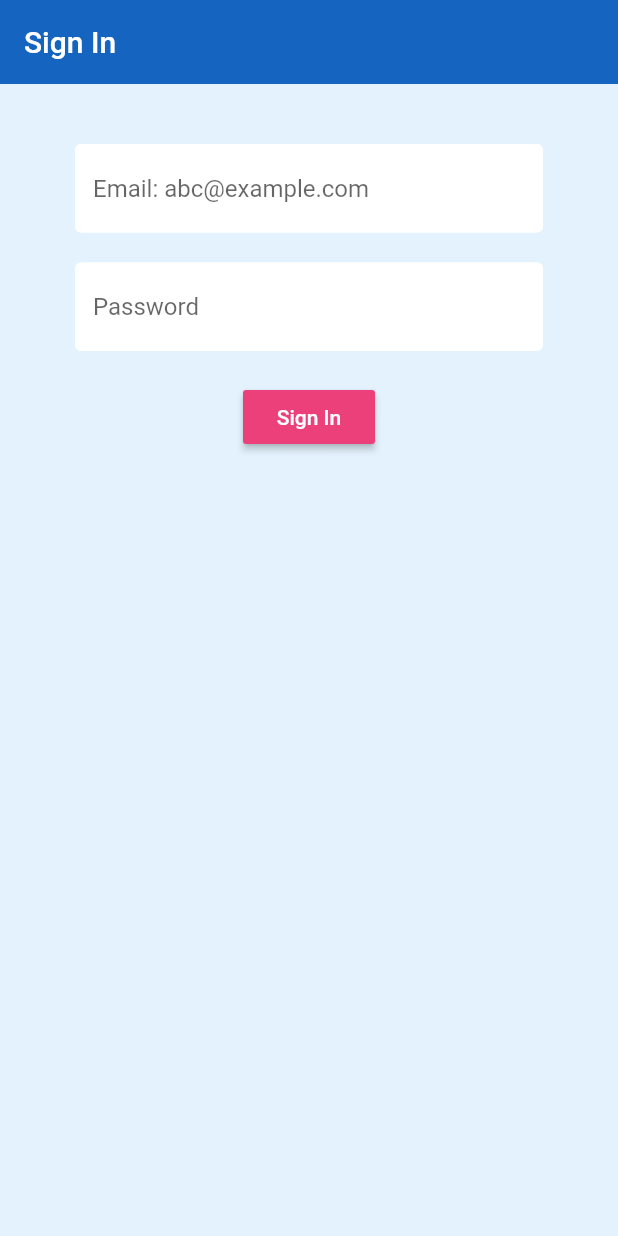
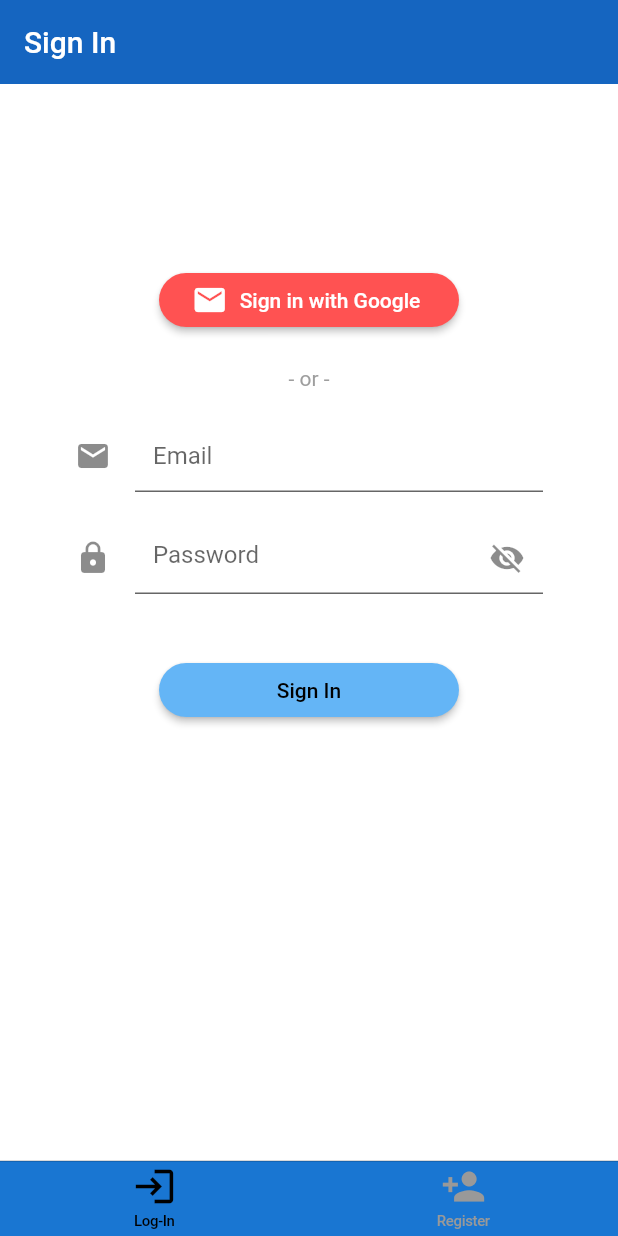
Before and after one commit to ashokaparna/PlasticTracker-Android, a Flutter app: the screen it shows after launch, on a phone screen of 412 x 824 dp. Run offline on Flutter 3.47's test engine with Material 2 defaults, Android fonts, the phone set to English and light mode, and no system bars; our stand-ins replace firebase_auth, firebase_core, font_awesome_flutter; missing offline and left inert: dart:ffi; accounts and stored records are empty.

Commit message:
adding flutter login

```diff
--- a/lib/screens/authenticate/authenticate.dart
+++ b/lib/screens/authenticate/authenticate.dart
@@ -1,6 +1,8 @@
 import 'package:flutter/material.dart';
 import 'package:plastic_tracker/screens/authenticate/register.dart';
 import 'package:plastic_tracker/screens/authenticate/sign_in.dart';
+import 'package:flutter/cupertino.dart';
+import 'package:font_awesome_flutter/font_awesome_flutter.dart';
 
 class Authenticate extends StatefulWidget {
   @override
@@ -8,10 +10,34 @@ class Authenticate extends StatefulWidget {
 }
 
 class _AuthenticateState extends State<Authenticate> {
+  int index = 0;
+
+  List<Widget> _widgetOptionOnTap = <Widget>[SignIn(), Register()];
+
   @override
   Widget build(BuildContext context) {
-    return Container(
-      child: SignIn(),
+    return Scaffold(
+      resizeToAvoidBottomPadding: false,
+      body: _widgetOptionOnTap.elementAt(index),
+      bottomNavigationBar: CupertinoTabBar(
+        backgroundColor: Colors.blue[700],
+        currentIndex: index,
+        onTap: (index) {
+          setState(() {
+            this.index = index;
+          });
+        },
+        activeColor: Colors.black,
+        items: [
+          BottomNavigationBarItem(
+              label: "Log-In",
+              icon: Icon(
+                Icons.login,
+              )),
+          BottomNavigationBarItem(
+              label: "Register", icon: Icon(Icons.person_add)),
+        ],
+      ),
     );
   }
 }
--- a/lib/screens/authenticate/sign_in.dart
+++ b/lib/screens/authenticate/sign_in.dart
@@ -1,7 +1,7 @@
+import 'package:firebase_auth/firebase_auth.dart';
 import 'package:flutter/material.dart';
+import 'package:flutter/services.dart';
 import 'package:plastic_tracker/screens/authenticate/auth.dart';
-import 'package:plastic_tracker/screens/authenticate/register.dart';
-import 'package:plastic_tracker/shared/constants.dart';
 
 class SignIn extends StatefulWidget {
   @override
@@ -12,6 +12,7 @@ class _SignInState extends State<SignIn> {
   final AuthService _auth = AuthService();
   final _formKey = GlobalKey<FormState>();
 
+  bool _obscureText = true;
   String email = '';
   String password = '';
   String error = '';
@@ -19,7 +20,8 @@ class _SignInState extends State<SignIn> {
   @override
   Widget build(BuildContext context) {
     return Scaffold(
-      backgroundColor: Colors.blue[50],
+      resizeToAvoidBottomPadding: false,
+      backgroundColor: Colors.white,
       appBar: AppBar(
         backgroundColor: Colors.blue[800],
         elevation: 0.0,
@@ -31,61 +33,128 @@ class _SignInState extends State<SignIn> {
             key: _formKey,
             child: Column(
               children: <Widget>[
+                _displayGoogleLoginButton(),
                 SizedBox(
                   height: 20.0,
                 ),
-                TextFormField(
-                  decoration: textInputDecoration.copyWith(
-                      hintText: 'Email: abc@example.com'),
-                  validator: (val) => val.isEmpty ? 'Enter an email id' : null,
+                Text(
+                  ' - or - ',
+                  style: TextStyle(color: Colors.grey),
+                ),
+                _displayEmailInput(),
+                _displayPasswordInput(),
+                _displaySignInButton(),
+                Text(error,
+                    textAlign: TextAlign.center,
+                    style: TextStyle(color: Colors.red, fontSize: 14.0)),
+              ],
+            ),
+          )),
+    );
+  }
+
+  _displayEmailInput() {
+    return Padding(
+      padding: EdgeInsets.only(top: 20),
+      child: TextFormField(
+        decoration: InputDecoration(
+            fillColor: Colors.white,
+            filled: true,
+            hintText: 'Email',
+            icon: Icon(Icons.email)),
+        validator: (val) =>
+            val.isEmpty || !val.contains('@') ? 'Enter a valid email id' : null,
         onChanged: (val) {
           setState(() {
-                      email = val;
+            email = val.trim();
           });
         },
       ),
-                SizedBox(
-                  height: 20.0,
+    );
+  }
+
+  _displayPasswordInput() {
+    return Padding(
+      padding: EdgeInsets.only(top: 20),
+      child: TextFormField(
+        decoration: InputDecoration(
+          icon: Icon(Icons.lock),
+          hintText: 'Password',
+          suffixIcon: GestureDetector(
+            onTap: () {
+              setState(() {
+                _obscureText = !_obscureText;
+              });
+            },
+            child: Icon(_obscureText ? Icons.visibility_off : Icons.visibility),
           ),
-                TextFormField(
-                  decoration:
-                      textInputDecoration.copyWith(hintText: 'Password'),
+          fillColor: Colors.white,
+          filled: true,
+        ),
         validator: (val) =>
             val.length < 6 ? 'Enter a password 6+ chars long' : null,
-                  obscureText: true,
+        obscureText: _obscureText,
         onChanged: (val) {
           setState(() {
             password = val;
           });
         },
       ),
-                SizedBox(
-                  height: 20.0,
-                ),
-                RaisedButton(
-                  color: Colors.pink[400],
-                  child: Text('Sign In', style: TextStyle(color: Colors.white)),
+    );
+  }
+
+  _displaySignInButton() {
+    return Padding(
+      padding: EdgeInsets.only(top: 40),
+      child: ButtonTheme(
+        minWidth: 200,
+        child: RaisedButton(
+            shape: RoundedRectangleBorder(
+                borderRadius: BorderRadius.circular(30.0)),
+            highlightElevation: 0.0,
+            color: Colors.blue[300],
+            child: Text('Sign In', style: TextStyle(color: Colors.black)),
             onPressed: () async {
               if (_formKey.currentState.validate()) {
-                      dynamic result = await _auth.signInWithEmailAndPassword(
-                          email, password);
-                      if (result == null) {
+                dynamic result =
+                    await _auth.signInWithEmailAndPassword(email, password);
+                String tempError = '';
+                if (result.runtimeType == FirebaseAuthException) {
+                  if (result.code == 'user-not-found') {
+                    tempError = 'User id does not exist';
+                  } else if (result.code == 'wrong-password') {
+                    tempError = "wrong password provided for user";
+                  } else {
+                    tempError = "unknown error";
+                  }
                   setState(() {
-                          error =
-                              'Invalid email id and password. Create a user account';
+                    error = tempError;
                   });
                 }
               }
+            }),
+      ),
+    );
+  }
+
+  _displayGoogleLoginButton() {
+    return Padding(
+      padding: EdgeInsets.only(top: 100),
+      child: ButtonTheme(
+        minWidth: 200.0,
+        child: RaisedButton.icon(
+          shape: RoundedRectangleBorder(
+            borderRadius: BorderRadius.circular(30.0),
+          ),
+          icon: Icon(Icons.email, color: Colors.white),
+          onPressed: () {
+            print('login with google');
           },
+          label: Text('Sign in with Google',
+              style: TextStyle(color: Colors.white)),
+          color: Colors.redAccent,
         ),
-                SizedBox(
-                  height: 12.0,
       ),
-                Text(error,
-                    style: TextStyle(color: Colors.red, fontSize: 14.0)),
-              ],
-            ),
-          )),
     );
   }
 }
--- a/lib/shared/constants.dart
+++ b/lib/shared/constants.dart
@@ -1,10 +1,6 @@
 import 'package:flutter/material.dart';
 
 const textInputDecoration = InputDecoration(
-    fillColor: Colors.white,
-    filled: true,
-    enabledBorder: OutlineInputBorder(
-      borderSide: BorderSide(color: Colors.white, width: 2.0),
-    ),
-    focusedBorder: OutlineInputBorder(
-        borderSide: BorderSide(color: Colors.pink, width: 2.0)));
+  fillColor: Colors.white,
+  filled: true,
+);
```
Also changed, not shown: lib/screens/authenticate/auth.dart (+5 -2 lines), lib/screens/authenticate/register.dart (+91 -48 lines), pubspec.yaml (+5 -4 lines), pubspec.lock, 1 other file. Lines whose indentation alone changed are shown as unchanged.
